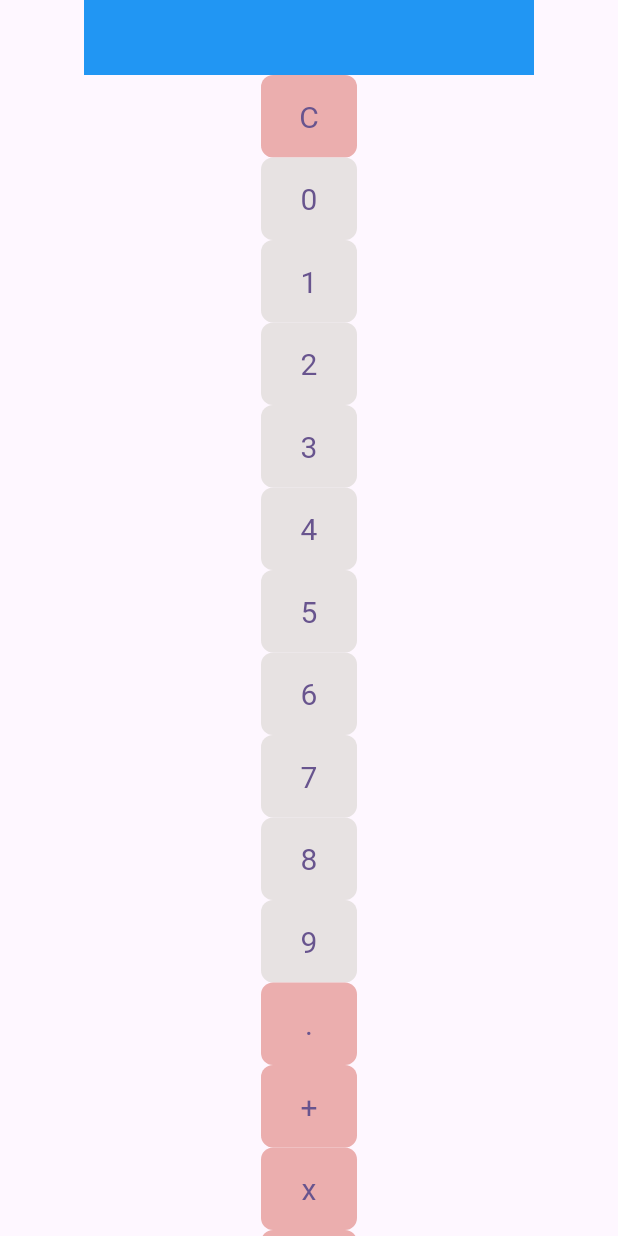
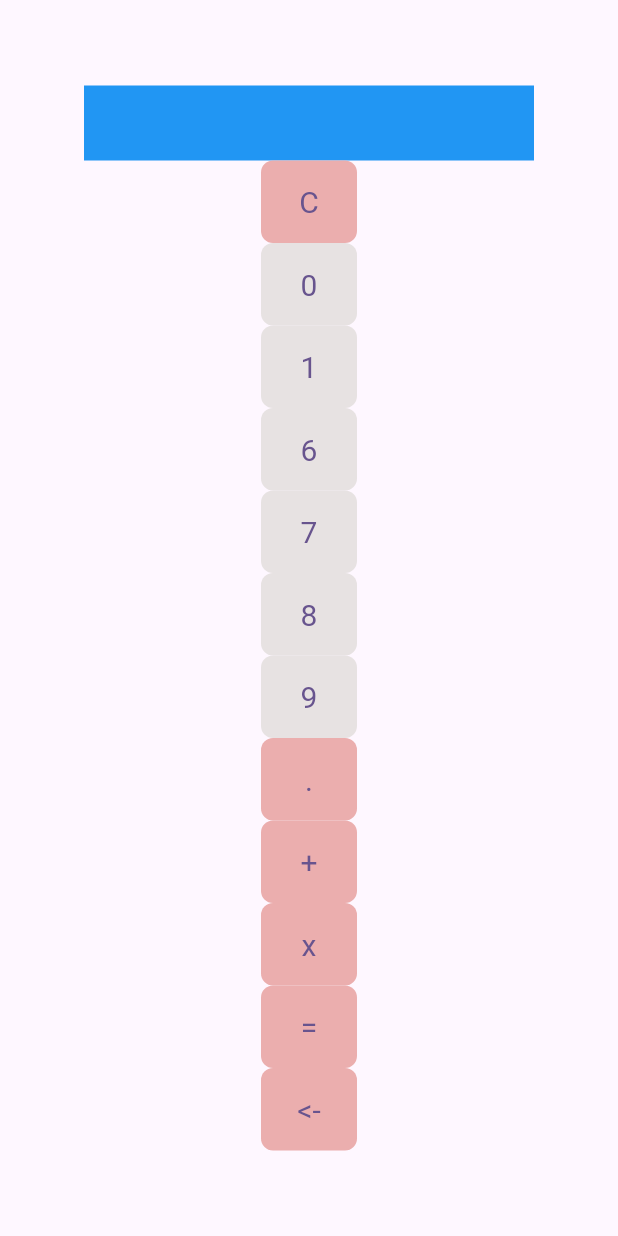
Before and after one commit to Brunno-Bocardo/mobile, a Flutter app: the screen it shows after launch, on a phone screen of 412 x 824 dp. Run offline on Flutter 3.47's test engine with Material 3 defaults, Android fonts, the phone set to English and light mode, and no system bars.

Commit message:
btn clearLast e bug de formato

```diff
--- a/calculator/lib/main.dart
+++ b/calculator/lib/main.dart
@@ -88,13 +88,25 @@ class _MyHomePageState extends State<MyHomePage> {
         setState(() {
             visor.clear();
         });
-  }
+    }
+
+    void clearLast(List visor) {
+        setState(() {
+            if (visor.isNotEmpty) {
+                visor.removeLast();
+            }
+        });
+    }
 
   void calculate(List visor) {
         setState(() {
             String expressao = visor.join(''); // Transforma a lista em uma string única
             List<String> operacoes = expressao.split(RegExp(r'[^+\-*\/]')).where((element) => element.isNotEmpty).toList();
             List<String> numeros = expressao.split(RegExp(r'[+\-*\/]')).where((element) => element.isNotEmpty).toList();
+
+            if (operacoes.length == numeros.length) {
+                return; // Formato inválido
+            }
 
             double result = double.parse(numeros[0]);
             for (int i=0; i<operacoes.length; i++) {
@@ -184,49 +196,49 @@ class _MyHomePageState extends State<MyHomePage> {
               child: const Text('1'),
             ),
 
-            TextButton(
-              onPressed: () => addToVisor('2'),
-              style: TextButton.styleFrom(
-                shape: RoundedRectangleBorder(borderRadius: BorderRadius.circular(8)),
-                backgroundColor: Color.fromARGB(255, 231, 226, 226),
-                padding: const EdgeInsets.all(16.0),
-                textStyle: const TextStyle(fontSize: 20),
-              ),
-              child: const Text('2'),
-            ),
+            // TextButton(
+            //   onPressed: () => addToVisor('2'),
+            //   style: TextButton.styleFrom(
+            //     shape: RoundedRectangleBorder(borderRadius: BorderRadius.circular(8)),
+            //     backgroundColor: Color.fromARGB(255, 231, 226, 226),
+            //     padding: const EdgeInsets.all(16.0),
+            //     textStyle: const TextStyle(fontSize: 20),
+            //   ),
+            //   child: const Text('2'),
+            // ),
 
-            TextButton(
-              onPressed: () => addToVisor('3'),
-              style: TextButton.styleFrom(
-                shape: RoundedRectangleBorder(borderRadius: BorderRadius.circular(8)),
-                backgroundColor: Color.fromARGB(255, 231, 226, 226),
-                padding: const EdgeInsets.all(16.0),
-                textStyle: const TextStyle(fontSize: 20),
-              ),
-              child: const Text('3'),
-            ),
+            // TextButton(
+            //   onPressed: () => addToVisor('3'),
+            //   style: TextButton.styleFrom(
+            //     shape: RoundedRectangleBorder(borderRadius: BorderRadius.circular(8)),
+            //     backgroundColor: Color.fromARGB(255, 231, 226, 226),
+            //     padding: const EdgeInsets.all(16.0),
+            //     textStyle: const TextStyle(fontSize: 20),
+            //   ),
+            //   child: const Text('3'),
+            // ),
 
-            TextButton(
-              onPressed: () => addToVisor('4'),
-              style: TextButton.styleFrom(
-                shape: RoundedRectangleBorder(borderRadius: BorderRadius.circular(8)),
-                backgroundColor: Color.fromARGB(255, 231, 226, 226),
-                padding: const EdgeInsets.all(16.0),
-                textStyle: const TextStyle(fontSize: 20),
-              ),
-              child: const Text('4'),
-            ),
+            // TextButton(
+            //   onPressed: () => addToVisor('4'),
+            //   style: TextButton.styleFrom(
+            //     shape: RoundedRectangleBorder(borderRadius: BorderRadius.circular(8)),
+            //     backgroundColor: Color.fromARGB(255, 231, 226, 226),
+            //     padding: const EdgeInsets.all(16.0),
+            //     textStyle: const TextStyle(fontSize: 20),
+            //   ),
+            //   child: const Text('4'),
+            // ),
 
-            TextButton(
-              onPressed: () => addToVisor('5'),
-              style: TextButton.styleFrom(
-                shape: RoundedRectangleBorder(borderRadius: BorderRadius.circular(8)),
-                backgroundColor: Color.fromARGB(255, 231, 226, 226),
-                padding: const EdgeInsets.all(16.0),
-                textStyle: const TextStyle(fontSize: 20),
-              ),
-              child: const Text('5'),
-            ),
+            // TextButton(
+            //   onPressed: () => addToVisor('5'),
+            //   style: TextButton.styleFrom(
+            //     shape: RoundedRectangleBorder(borderRadius: BorderRadius.circular(8)),
+            //     backgroundColor: Color.fromARGB(255, 231, 226, 226),
+            //     padding: const EdgeInsets.all(16.0),
+            //     textStyle: const TextStyle(fontSize: 20),
+            //   ),
+            //   child: const Text('5'),
+            // ),
 
             TextButton(
               onPressed: () => addToVisor('6'),
@@ -315,6 +327,17 @@ class _MyHomePageState extends State<MyHomePage> {
               ),
               child: const Text('='),
             ),
+
+            TextButton(
+              onPressed: () => clearLast(visor),
+              style: TextButton.styleFrom(
+                shape: RoundedRectangleBorder(borderRadius: BorderRadius.circular(8)),
+                backgroundColor: Color.fromARGB(255, 235, 174, 174),
+                padding: const EdgeInsets.all(16.0),
+                textStyle: const TextStyle(fontSize: 20),
+              ),
+              child: const Text('<-'),
+            ),
           ],
         ),
       ),
```
